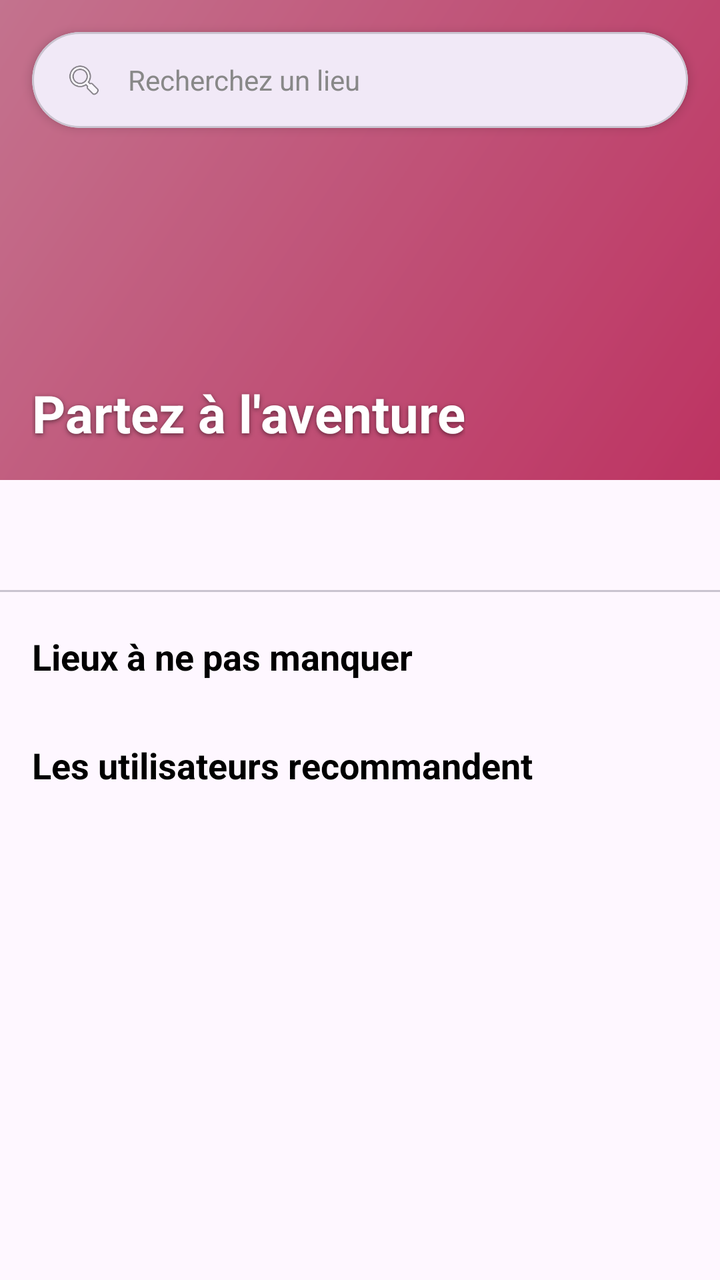
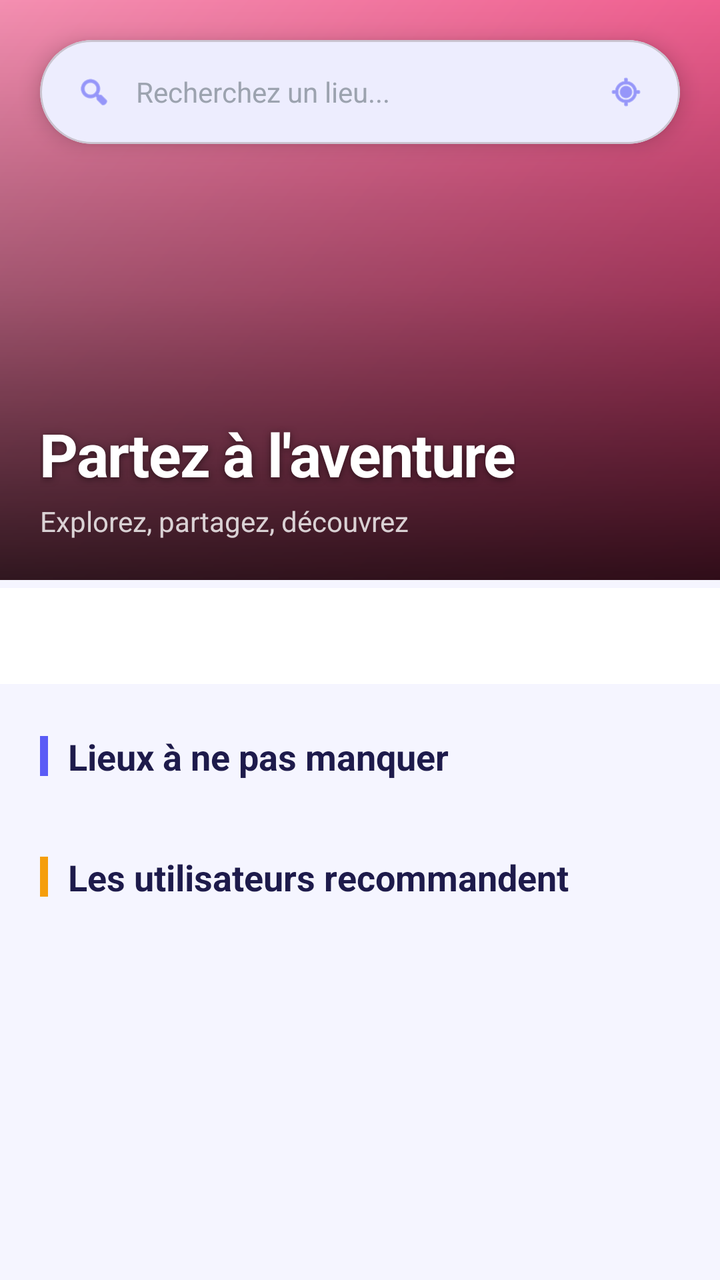

Two renders of the same Android screen: before a commit and after it. Below are the layout's source before the change and the commit's diff.
<!-- AndroidManifest.xml: application theme Theme.Traveling -->
<!-- res/layout/fragment_explore.xml -->
<?xml version="1.0" encoding="utf-8"?>

<androidx.core.widget.NestedScrollView xmlns:android="http://schemas.android.com/apk/res/android"
    xmlns:app="http://schemas.android.com/apk/res-auto"
    android:layout_width="match_parent"
    android:layout_height="match_parent"
    android:fillViewport="true">

    <LinearLayout
        android:layout_width="match_parent"
        android:layout_height="wrap_content"
        android:orientation="vertical"
        android:paddingBottom="24dp">

        
        <FrameLayout
            android:layout_width="match_parent"
            android:layout_height="240dp">

            <ImageView
                android:id="@+id/hero_image"
                android:layout_width="match_parent"
                android:layout_height="match_parent"
                android:scaleType="centerCrop"
                android:src="@drawable/sample_photo_3"
                android:contentDescription="@null" />

            <View
                android:layout_width="match_parent"
                android:layout_height="match_parent"
                android:background="#33000000" />

            
            <com.google.android.material.card.MaterialCardView
                android:id="@+id/search_bar_card"
                android:layout_width="match_parent"
                android:layout_height="48dp"
                android:layout_marginHorizontal="16dp"
                android:layout_marginTop="16dp"
                app:cardCornerRadius="24dp"
                app:cardElevation="3dp"
                android:clickable="true"
                android:focusable="true">

                <LinearLayout
                    android:layout_width="match_parent"
                    android:layout_height="match_parent"
                    android:orientation="horizontal"
                    android:gravity="center_vertical"
                    android:paddingHorizontal="16dp">

                    <ImageView
                        android:layout_width="20dp"
                        android:layout_height="20dp"
                        android:src="@android:drawable/ic_menu_search"
                        android:contentDescription="@null" />

                    <TextView
                        android:layout_width="0dp"
                        android:layout_height="wrap_content"
                        android:layout_weight="1"
                        android:layout_marginStart="12dp"
                        android:text="Recherchez un lieu"
                        android:textColor="#888888"
                        android:textSize="14sp" />
                </LinearLayout>
            </com.google.android.material.card.MaterialCardView>

            
            <LinearLayout
                android:layout_width="wrap_content"
                android:layout_height="wrap_content"
                android:layout_gravity="bottom|start"
                android:orientation="vertical"
                android:padding="16dp">

                <TextView
                    android:layout_width="wrap_content"
                    android:layout_height="wrap_content"
                    android:text="Partez à l'aventure"
                    android:textColor="@android:color/white"
                    android:textSize="26sp"
                    android:textStyle="bold"
                    android:shadowColor="#80000000"
                    android:shadowDx="0"
                    android:shadowDy="2"
                    android:shadowRadius="6" />


            </LinearLayout>
        </FrameLayout>

        
        <com.google.android.material.tabs.TabLayout
            android:id="@+id/tab_layout_explore"
            android:layout_width="match_parent"
            android:layout_height="wrap_content"
            android:layout_marginTop="8dp"
            app:tabMode="fixed"
            app:tabGravity="fill"
            app:tabIndicatorColor="@color/colorPrimary"
            app:tabSelectedTextColor="@color/colorPrimary" />

        
        <TextView
            android:layout_width="wrap_content"
            android:layout_height="wrap_content"
            android:layout_marginStart="16dp"
            android:layout_marginTop="20dp"
            android:layout_marginBottom="10dp"
            android:text="Lieux à ne pas manquer"
            android:textColor="@android:color/black"
            android:textSize="18sp"
            android:textStyle="bold" />

        <androidx.recyclerview.widget.RecyclerView
            android:id="@+id/recycler_photos"
            android:layout_width="match_parent"
            android:layout_height="wrap_content"
            android:clipToPadding="false"
            android:paddingStart="16dp"
            android:paddingEnd="4dp" />

        
        <TextView
            android:layout_width="wrap_content"
            android:layout_height="wrap_content"
            android:layout_marginStart="16dp"
            android:layout_marginTop="20dp"
            android:layout_marginBottom="10dp"
            android:text="Les utilisateurs recommandent"
            android:textColor="@android:color/black"
            android:textSize="18sp"
            android:textStyle="bold" />

        <androidx.recyclerview.widget.RecyclerView
            android:id="@+id/recycler_paths"
            android:layout_width="match_parent"
            android:layout_height="wrap_content"
            android:clipToPadding="false"
            android:paddingStart="16dp"
            android:paddingEnd="4dp" />
    </LinearLayout>
</androidx.core.widget.NestedScrollView>
<!-- resources referenced by this layout -->
<resources>
  <color name="colorPrimary">#FF1E88E5</color>
  <!-- drawable sample_photo_3 (drawable) -->
  <?xml version="1.0" encoding="utf-8"?>
  <shape xmlns:android="http://schemas.android.com/apk/res/android">
      <gradient android:startColor="#EC407A" android:endColor="#F48FB1" android:angle="135" />
  </shape>
  <style name="Theme.Traveling" parent="Base.Theme.Traveling" />
  <style name="Base.Theme.Traveling" parent="Theme.Material3.DayNight.NoActionBar">
          
          
      </style>
</resources>

<!-- the commit's change to res/layout/fragment_explore.xml (unified diff, before → after) -->
@@ -1,9 +1,9 @@
 <?xml version="1.0" encoding="utf-8"?>
-
 <androidx.core.widget.NestedScrollView xmlns:android="http://schemas.android.com/apk/res/android"
     xmlns:app="http://schemas.android.com/apk/res-auto"
     android:layout_width="match_parent"
     android:layout_height="match_parent"
+    android:background="@color/colorBackground"
     android:fillViewport="true">
 
     <LinearLayout
@@ -15,7 +15,7 @@
         
         <FrameLayout
             android:layout_width="match_parent"
-            android:layout_height="240dp">
+            android:layout_height="290dp">
 
             <ImageView
                 android:id="@+id/hero_image"
@@ -25,20 +25,22 @@
                 android:src="@drawable/sample_photo_3"
                 android:contentDescription="@null" />
 
+            
             <View
                 android:layout_width="match_parent"
                 android:layout_height="match_parent"
-                android:background="#33000000" />
+                android:background="@drawable/bg_hero_gradient" />
 
             
             <com.google.android.material.card.MaterialCardView
                 android:id="@+id/search_bar_card"
                 android:layout_width="match_parent"
-                android:layout_height="48dp"
-                android:layout_marginHorizontal="16dp"
-                android:layout_marginTop="16dp"
-                app:cardCornerRadius="24dp"
-                app:cardElevation="3dp"
+                android:layout_height="52dp"
+                android:layout_marginHorizontal="20dp"
+                android:layout_marginTop="20dp"
+                app:cardCornerRadius="26dp"
+                app:cardElevation="6dp"
+                app:cardBackgroundColor="@color/colorSurface"
                 android:clickable="true"
                 android:focusable="true">
 
@@ -47,12 +49,13 @@
                     android:layout_height="match_parent"
                     android:orientation="horizontal"
                     android:gravity="center_vertical"
-                    android:paddingHorizontal="16dp">
+                    android:paddingHorizontal="18dp">
 
                     <ImageView
-                        android:layout_width="20dp"
-                        android:layout_height="20dp"
+                        android:layout_width="18dp"
+                        android:layout_height="18dp"
                         android:src="@android:drawable/ic_menu_search"
+                        app:tint="@color/colorPrimary"
                         android:contentDescription="@null" />
 
                     <TextView
@@ -60,9 +63,16 @@
                         android:layout_height="wrap_content"
                         android:layout_weight="1"
                         android:layout_marginStart="12dp"
-                        android:text="Recherchez un lieu"
-                        android:textColor="#888888"
+                        android:text="Recherchez un lieu..."
+                        android:textColor="@color/colorTextHint"
                         android:textSize="14sp" />
+
+                    <ImageView
+                        android:layout_width="18dp"
+                        android:layout_height="18dp"
+                        android:src="@android:drawable/ic_menu_mylocation"
+                        app:tint="@color/colorPrimary"
+                        android:contentDescription="@null" />
                 </LinearLayout>
             </com.google.android.material.card.MaterialCardView>
 
@@ -72,20 +82,28 @@
                 android:layout_height="wrap_content"
                 android:layout_gravity="bottom|start"
                 android:orientation="vertical"
-                android:padding="16dp">
+                android:padding="20dp">
 
                 <TextView
                     android:layout_width="wrap_content"
                     android:layout_height="wrap_content"
                     android:text="Partez à l'aventure"
                     android:textColor="@android:color/white"
-                    android:textSize="26sp"
+                    android:textSize="30sp"
                     android:textStyle="bold"
+                    android:letterSpacing="-0.02"
                     android:shadowColor="#80000000"
                     android:shadowDx="0"
                     android:shadowDy="2"
-                    android:shadowRadius="6" />
+                    android:shadowRadius="8" />
 
+                <TextView
+                    android:layout_width="wrap_content"
+                    android:layout_height="wrap_content"
+                    android:layout_marginTop="4dp"
+                    android:text="Explorez, partagez, découvrez"
+                    android:textColor="#CCFFFFFF"
+                    android:textSize="14sp" />
 
             </LinearLayout>
         </FrameLayout>
@@ -95,23 +113,41 @@
             android:id="@+id/tab_layout_explore"
             android:layout_width="match_parent"
             android:layout_height="wrap_content"
-            android:layout_marginTop="8dp"
+            android:layout_marginTop="4dp"
+            android:background="@color/colorSurface"
             app:tabMode="fixed"
             app:tabGravity="fill"
             app:tabIndicatorColor="@color/colorPrimary"
+            app:tabIndicatorHeight="3dp"
             app:tabSelectedTextColor="@color/colorPrimary" />
 
         
-        <TextView
-            android:layout_width="wrap_content"
+        <LinearLayout
+            android:layout_width="match_parent"
             android:layout_height="wrap_content"
-            android:layout_marginStart="16dp"
-            android:layout_marginTop="20dp"
-            android:layout_marginBottom="10dp"
-            android:text="Lieux à ne pas manquer"
-            android:textColor="@android:color/black"
-            android:textSize="18sp"
-            android:textStyle="bold" />
+            android:orientation="horizontal"
+            android:gravity="center_vertical"
+            android:layout_marginStart="20dp"
+            android:layout_marginEnd="20dp"
+            android:layout_marginTop="24dp"
+            android:layout_marginBottom="12dp">
+
+            <View
+                android:layout_width="4dp"
+                android:layout_height="20dp"
+                android:background="@color/colorPrimary"
+                android:layout_marginEnd="10dp" />
+
+            <TextView
+                android:layout_width="0dp"
+                android:layout_height="wrap_content"
+                android:layout_weight="1"
+                android:text="Lieux à ne pas manquer"
+                android:textColor="@color/colorTextPrimary"
+                android:textSize="18sp"
+                android:textStyle="bold" />
+
+        </LinearLayout>
 
         <androidx.recyclerview.widget.RecyclerView
             android:id="@+id/recycler_photos"
@@ -122,16 +158,32 @@
             android:paddingEnd="4dp" />
 
         
-        <TextView
-            android:layout_width="wrap_content"
+        <LinearLayout
+            android:layout_width="match_parent"
             android:layout_height="wrap_content"
-            android:layout_marginStart="16dp"
-            android:layout_marginTop="20dp"
-            android:layout_marginBottom="10dp"
-            android:text="Les utilisateurs recommandent"
-            android:textColor="@android:color/black"
-            android:textSize="18sp"
-            android:textStyle="bold" />
+            android:orientation="horizontal"
+            android:gravity="center_vertical"
+            android:layout_marginStart="20dp"
+            android:layout_marginEnd="20dp"
+            android:layout_marginTop="24dp"
+            android:layout_marginBottom="12dp">
+
+            <View
+                android:layout_width="4dp"
+                android:layout_height="20dp"
+                android:background="@color/colorAccent"
+                android:layout_marginEnd="10dp" />
+
+            <TextView
+                android:layout_width="0dp"
+                android:layout_height="wrap_content"
+                android:layout_weight="1"
+                android:text="Les utilisateurs recommandent"
+                android:textColor="@color/colorTextPrimary"
+                android:textSize="18sp"
+                android:textStyle="bold" />
+
+        </LinearLayout>
 
         <androidx.recyclerview.widget.RecyclerView
             android:id="@+id/recycler_paths"
@@ -140,5 +192,6 @@
             android:clipToPadding="false"
             android:paddingStart="16dp"
             android:paddingEnd="4dp" />
+
     </LinearLayout>
 </androidx.core.widget.NestedScrollView>
<!-- resource entries referenced after the edit -->
@@ -1,6 +1,21 @@
 <!-- resources referenced by this layout -->
 <resources>
-  <color name="colorPrimary">#FF1E88E5</color>
+  <color name="colorAccent">#F59E0B</color>
+  <color name="colorBackground">#F5F5FF</color>
+  <color name="colorPrimary">#5B5CF6</color>
+  <color name="colorSurface">#FFFFFF</color>
+  <color name="colorTextHint">#9CA3AF</color>
+  <color name="colorTextPrimary">#1E1B4B</color>
+  <!-- drawable bg_hero_gradient (drawable) -->
+  <?xml version="1.0" encoding="utf-8"?>
+  <shape xmlns:android="http://schemas.android.com/apk/res/android">
+      <gradient
+          android:type="linear"
+          android:angle="270"
+          android:startColor="#00000000"
+          android:centerColor="#55000000"
+          android:endColor="#CC000000" />
+  </shape>
   <!-- drawable sample_photo_3 (drawable) -->
   <?xml version="1.0" encoding="utf-8"?>
   <shape xmlns:android="http://schemas.android.com/apk/res/android">
@@ -8,8 +23,31 @@
   </shape>
   <style name="Theme.Traveling" parent="Base.Theme.Traveling" />
   <style name="Base.Theme.Traveling" parent="Theme.Material3.DayNight.NoActionBar">
-          
-          
+          <item name="colorPrimary">@color/colorPrimary</item>
+          <item name="colorOnPrimary">@color/white</item>
+          <item name="colorPrimaryContainer">@color/colorPrimaryLight</item>
+          <item name="colorOnPrimaryContainer">@color/colorPrimaryDark</item>
+          <item name="colorSecondary">@color/colorSecondary</item>
+          <item name="colorOnSecondary">@color/white</item>
+          <item name="colorSecondaryContainer">@color/colorAccentLight</item>
+          <item name="colorOnSecondaryContainer">@color/colorAccentDark</item>
+          <item name="android:colorBackground">@color/colorBackground</item>
+          <item name="colorSurface">@color/colorSurface</item>
+          <item name="colorOnSurface">@color/colorTextPrimary</item>
+          <item name="colorOnSurfaceVariant">@color/colorTextSecondary</item>
+          <item name="colorError">@color/colorError</item>
+          <item name="colorOutline">@color/colorDivider</item>
+          <item name="android:statusBarColor">@color/colorPrimaryDark</item>
+          <item name="android:navigationBarColor">@color/colorSurface</item>
       </style>
+  <color name="white">#FFFFFFFF</color>
+  <color name="colorPrimaryLight">#EEF2FF</color>
+  <color name="colorPrimaryDark">#4338CA</color>
+  <color name="colorSecondary">#F59E0B</color>
+  <color name="colorAccentLight">#FEF3C7</color>
+  <color name="colorAccentDark">#D97706</color>
+  <color name="colorTextSecondary">#6B7280</color>
+  <color name="colorError">#EF4444</color>
+  <color name="colorDivider">#E5E7EB</color>
 </resources>
 
